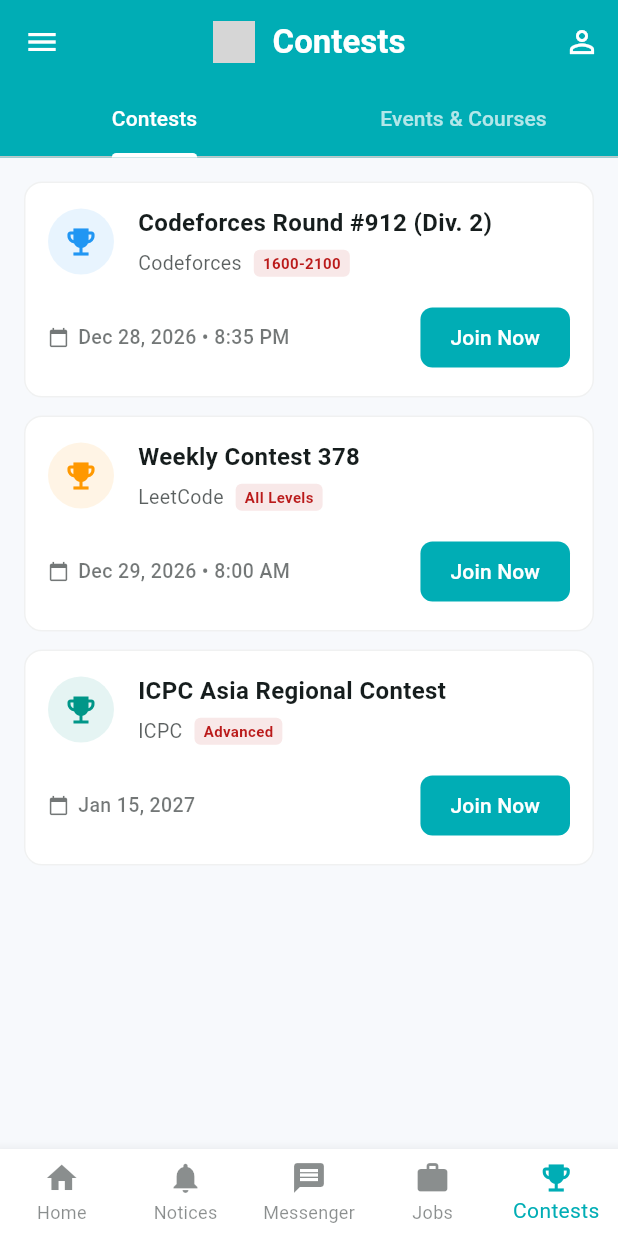
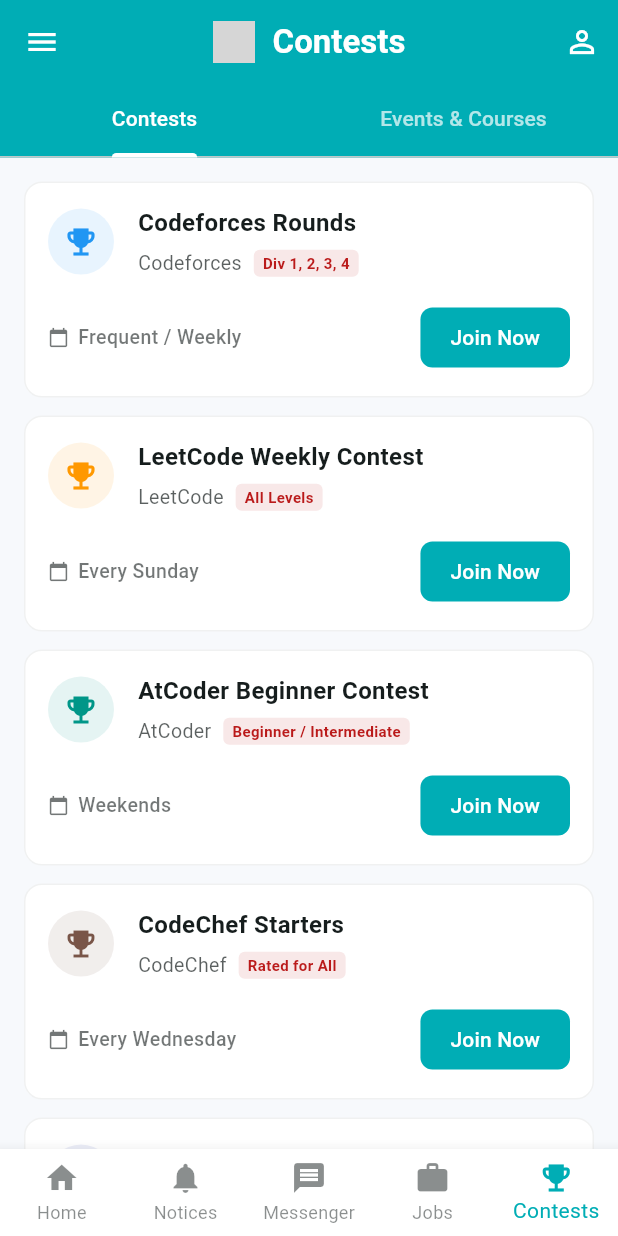
Before and after one commit to ImranHasan13421/ShEC-CSE, a Flutter app: the HomeLayout screen opened directly, item 5 of the bottom bar chosen, on a phone screen of 412 x 824 dp. Run offline on Flutter 3.47's test engine with Material 3 defaults, Android fonts, the phone set to English and light mode, and no system bars; grey boxes are pictures that could not be loaded.

Commit message:
Updating Screens

```diff
--- a/lib/screens/contests_screen.dart
+++ b/lib/screens/contests_screen.dart
@@ -1,7 +1,16 @@
 import 'package:flutter/material.dart';
+import 'package:url_launcher/url_launcher.dart'; // Make sure you added this to pubspec.yaml
 
 class ContestsScreen extends StatelessWidget {
   const ContestsScreen({super.key});
+
+  // Helper method to open URLs in the external browser
+  Future<void> _launchURL(String urlString) async {
+    final Uri url = Uri.parse(urlString);
+    if (!await launchUrl(url, mode: LaunchMode.externalApplication)) {
+      debugPrint('Could not launch $urlString');
+    }
+  }
 
   @override
   Widget build(BuildContext context) {
@@ -9,11 +18,11 @@
 
     return DefaultTabController(
       length: 2,
-      child: Column( // Replaced Scaffold with Column
+      child: Column(
         children: [
           // 1. The TabBar
           Container(
-            color: colors.primary, // Matches your original AppBar background
+            color: colors.primary,
             child: const TabBar(
               labelColor: Colors.white,
               unselectedLabelColor: Colors.white70,
@@ -27,7 +36,7 @@
           ),
 
           // 2. The Tab Views
-          Expanded( // Expanded is required so TabBarView knows how much space to take
+          Expanded(
             child: TabBarView(
               children: [
                 _buildContestsTab(context),
@@ -47,26 +56,47 @@
         _buildContestCard(
           context: context,
           iconColor: Colors.blue,
-          title: 'Codeforces Round #912 (Div. 2)',
+          title: 'Codeforces Rounds',
           platform: 'Codeforces',
-          level: '1600-2100',
-          date: 'Dec 28, 2026 • 8:35 PM',
+          level: 'Div 1, 2, 3, 4',
+          date: 'Frequent / Weekly',
+          url: 'https://codeforces.com/contests',
         ),
         _buildContestCard(
           context: context,
           iconColor: Colors.orange,
-          title: 'Weekly Contest 378',
+          title: 'LeetCode Weekly Contest',
           platform: 'LeetCode',
           level: 'All Levels',
-          date: 'Dec 29, 2026 • 8:00 AM',
+          date: 'Every Sunday',
+          url: 'https://leetcode.com/contest/',
         ),
         _buildContestCard(
           context: context,
           iconColor: Colors.teal,
-          title: 'ICPC Asia Regional Contest',
-          platform: 'ICPC',
-          level: 'Advanced',
-          date: 'Jan 15, 2027',
+          title: 'AtCoder Beginner Contest',
+          platform: 'AtCoder',
+          level: 'Beginner / Intermediate',
+          date: 'Weekends',
+          url: 'https://atcoder.jp/contests/',
+        ),
+        _buildContestCard(
+          context: context,
+          iconColor: Colors.brown,
+          title: 'CodeChef Starters',
+          platform: 'CodeChef',
+          level: 'Rated for All',
+          date: 'Every Wednesday',
+          url: 'https://www.codechef.com/contests',
+        ),
+        _buildContestCard(
+          context: context,
+          iconColor: Colors.indigo,
+          title: 'HackerEarth Challenges',
+          platform: 'HackerEarth',
+          level: 'Various',
+          date: 'Ongoing & Monthly',
+          url: 'https://www.hackerearth.com/challenges/',
         ),
       ],
     );
@@ -78,19 +108,93 @@
       children: [
         _buildCourseCard(
           context: context,
-          icon: Icons.school,
-          iconColor: Colors.indigo,
-          title: 'Machine Learning Specialization',
-          provider: 'Coursera',
-          tag: 'Certificate',
+          icon: Icons.computer,
+          iconColor: Colors.redAccent,
+          title: "CS50's Intro to Computer Science",
+          provider: 'Harvard University',
+          tag: 'Free / Cert Optional',
+          url: 'https://pll.harvard.edu/course/cs50-introduction-computer-science',
         ),
         _buildCourseCard(
           context: context,
-          icon: Icons.computer,
-          iconColor: Colors.purple,
-          title: 'Web Development Bootcamp',
-          provider: 'Udemy',
-          tag: 'Course',
+          icon: Icons.web,
+          iconColor: Colors.indigo,
+          title: 'Responsive Web Design',
+          provider: 'freeCodeCamp',
+          tag: 'Free Certificate',
+          url: 'https://www.freecodecamp.org/learn/responsive-web-design/',
+        ),
+        _buildCourseCard(
+          context: context,
+          icon: Icons.psychology,
+          iconColor: Colors.blue,
+          title: 'Machine Learning Specialization',
+          provider: 'DeepLearning.AI',
+          tag: 'Free to Audit',
+          url: 'https://www.coursera.org/specializations/machine-learning-introduction',
+        ),
+        _buildCourseCard(
+          context: context,
+          icon: Icons.developer_mode,
+          iconColor: Colors.teal,
+          title: 'Full Stack Open',
+          provider: 'University of Helsinki',
+          tag: 'Free Certificate',
+          url: 'https://fullstackopen.com/en/',
+        ),
+        _buildCourseCard(
+          context: context,
+          icon: Icons.lightbulb,
+          iconColor: Colors.amber,
+          title: 'Elements of AI',
+          provider: 'University of Helsinki',
+          tag: 'Free Certificate',
+          url: 'https://www.elementsofai.com/',
+        ),
+        _buildCourseCard(
+          context: context,
+          icon: Icons.code,
+          iconColor: Colors.deepPurple,
+          title: 'Python for Everybody',
+          provider: 'University of Michigan',
+          tag: 'Free to Audit',
+          url: 'https://www.coursera.org/specializations/python',
+        ),
+        _buildCourseCard(
+          context: context,
+          icon: Icons.data_object,
+          iconColor: Colors.indigoAccent,
+          title: 'JS Algorithms & Data Structures',
+          provider: 'freeCodeCamp',
+          tag: 'Free Certificate',
+          url: 'https://www.freecodecamp.org/learn/javascript-algorithms-and-data-structures/',
+        ),
+        _buildCourseCard(
+          context: context,
+          icon: Icons.cloud,
+          iconColor: Colors.cyan,
+          title: 'Introduction to Cloud Computing',
+          provider: 'IBM',
+          tag: 'Free to Audit',
+          url: 'https://www.coursera.org/learn/introduction-to-cloud',
+        ),
+        _buildCourseCard(
+          context: context,
+          icon: Icons.terminal,
+          iconColor: Colors.grey.shade800,
+          title: 'Intro to CS & Programming in Python',
+          provider: 'MIT OpenCourseWare',
+          tag: 'Free Course',
+          url: 'https://ocw.mit.edu/courses/6-0001-introduction-to-computer-science-and-programming-in-python-fall-2016/',
+        ),
+        _buildCourseCard(
+          context: context,
+          icon: Icons.language,
+          iconColor: Colors.redAccent,
+          title: "CS50's Web Programming",
+          provider: 'Harvard University',
+          tag: 'Free / Cert Optional',
+          url: 'https://pll.harvard.edu/course/cs50s-web-programming-python-and-javascript',
         ),
       ],
     );
@@ -103,6 +207,7 @@
     required String platform,
     required String level,
     required String date,
+    required String url,
   }) {
     final colors = Theme.of(context).colorScheme;
 
@@ -166,7 +271,7 @@
                   ],
                 ),
                 ElevatedButton(
-                  onPressed: () {},
+                  onPressed: () => _launchURL(url), // Launches browser URL
                   style: ElevatedButton.styleFrom(
                     backgroundColor: colors.primary,
                     foregroundColor: Colors.white,
@@ -191,6 +296,7 @@
     required String title,
     required String provider,
     required String tag,
+    required String url,
   }) {
     final colors = Theme.of(context).colorScheme;
     return Card(
@@ -216,7 +322,12 @@
           padding: const EdgeInsets.only(top: 8.0),
           child: Row(
             children: [
-              Text(provider),
+              Flexible( // Added Flexible to prevent overflow on small screens
+                child: Text(
+                  provider,
+                  overflow: TextOverflow.ellipsis,
+                ),
+              ),
               const SizedBox(width: 8),
               Container(
                 padding: const EdgeInsets.symmetric(horizontal: 6, vertical: 2),
@@ -230,7 +341,7 @@
           ),
         ),
         trailing: ElevatedButton(
-          onPressed: () {},
+          onPressed: () => _launchURL(url), // Launches browser URL
           style: ElevatedButton.styleFrom(
             backgroundColor: colors.surfaceContainerHighest,
             foregroundColor: colors.primary,
--- a/pubspec.yaml
+++ b/pubspec.yaml
@@ -10,6 +10,7 @@
   flutter:
     sdk: flutter
   cupertino_icons: ^1.0.8
+  url_launcher: ^6.3.2
 
 dev_dependencies:
   flutter_test:
```
Also changed, not shown: pubspec.lock, 5 other files.
